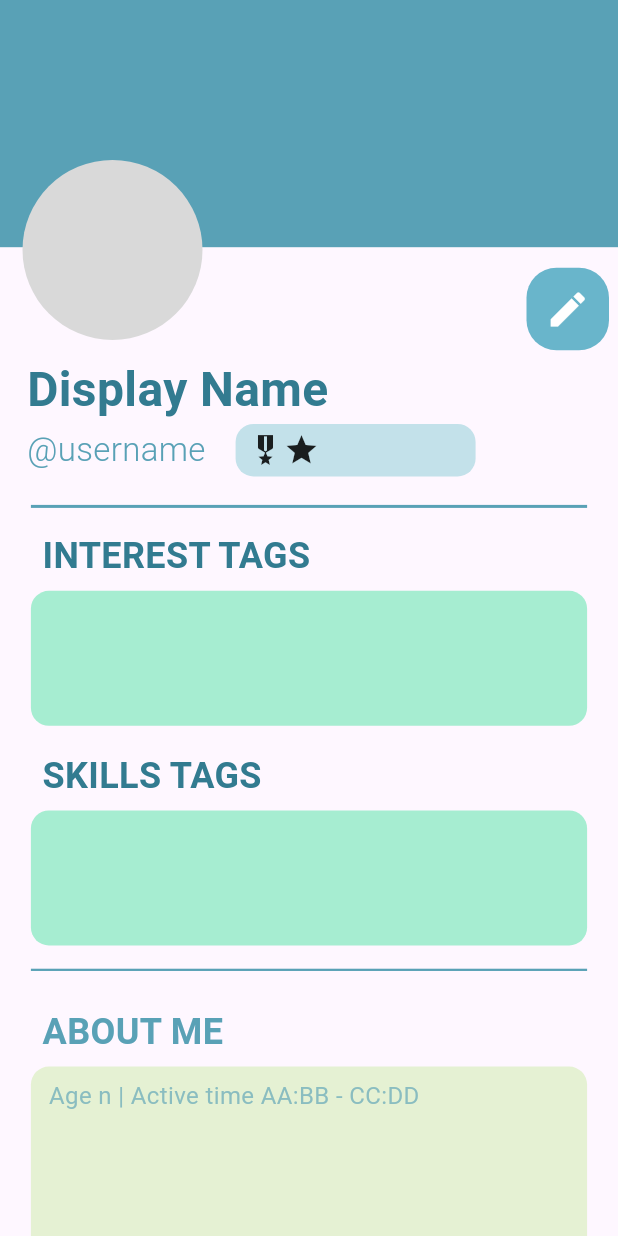
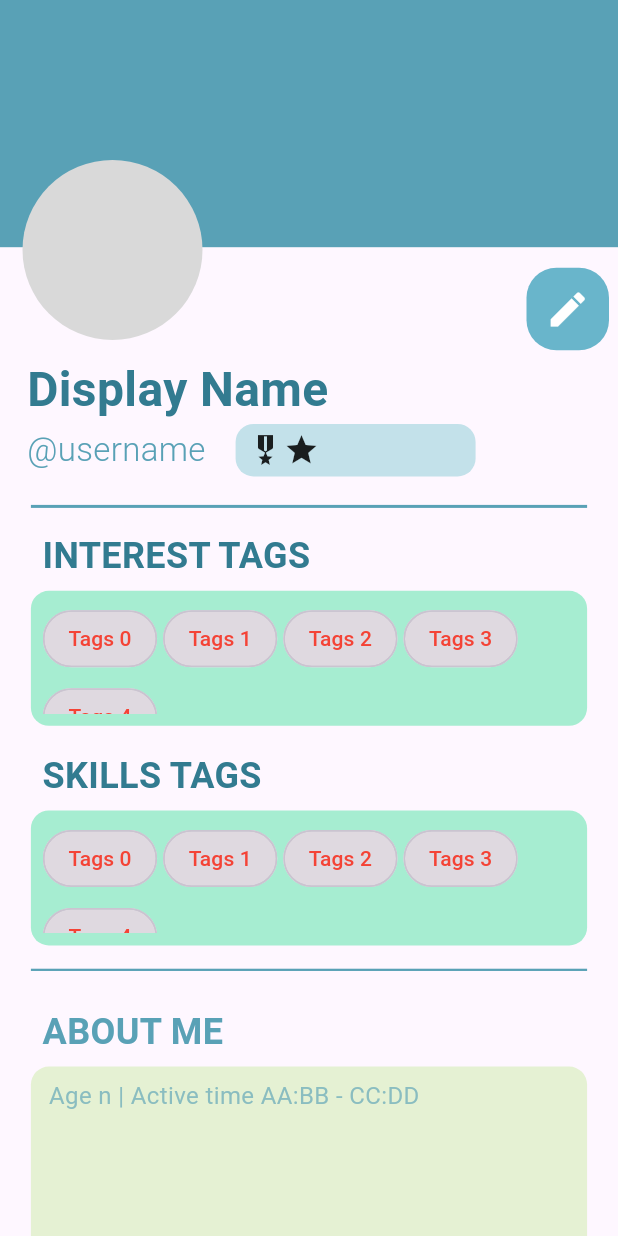
Before and after one commit to TaNuNian/workmai, a Flutter app: the ProfilePage screen opened directly, on a phone screen of 412 x 824 dp. Run offline on Flutter 3.47's test engine with Material 3 defaults, Android fonts, the phone set to English and light mode, and no system bars; our stand-ins replace cloud_firestore, firebase_auth, firebase_core, firebase_database, form_field_validator, google_fonts and 1 more; accounts and stored records are empty; Roboto replaces fonts that are missing (Sarabun).

Commit message:
chip.dart

```diff
--- /dev/null
+++ b/lib/src/decor/chip.dart
@@ -0,0 +1,42 @@
+import 'package:flutter/material.dart';
+import 'package:google_fonts/google_fonts.dart';
+
+class TagsChip extends StatelessWidget {
+  const TagsChip({super.key});
+
+  @override
+  Widget build(BuildContext context) {
+    return Padding(
+      padding: const EdgeInsets.all(8),
+      child: ListView.builder(
+        itemBuilder: (context, index) {
+          return Wrap(
+            alignment: WrapAlignment.start,
+            spacing: 4,
+            runSpacing: 4,
+            children: List<Widget>.generate(5 /*TODO: Apply chip to user's tags database*/, (index) {
+              return chips(index);
+            })
+          );
+        },
+        itemCount: 1,
+      ),
+    );
+  }
+
+  // TODO: Apply chip to user's tags database
+
+  Widget chips(index) {
+    return Chip(
+      label: Text(
+        'Tags $index',
+        style: GoogleFonts.sarabun(color: Colors.red),
+      ),
+      elevation: 0,
+      backgroundColor: Colors.black12,
+      shape: RoundedRectangleBorder(
+        borderRadius: BorderRadius.circular(20),
+      ),
+    );
+  }
+}
--- a/lib/src/main_pages/profile_pages/profile_page.dart
+++ b/lib/src/main_pages/profile_pages/profile_page.dart
@@ -3,7 +3,6 @@ import 'package:workmai/src/decor/divider.dart';
 import 'package:workmai/src/main_pages/profile_pages/profile_wg/aboutme.dart';
 import 'package:workmai/src/main_pages/profile_pages/profile_wg/inter_tag.dart';
 import 'package:workmai/src/main_pages/profile_pages/profile_wg/profile_appear.dart';
-import 'package:workmai/src/main_pages/profile_pages/profile_wg/myprofile_appear_edit.dart';
 import 'package:workmai/src/main_pages/profile_pages/profile_wg/skill_tag.dart';
 
 class ProfilePage extends StatelessWidget {
--- a/lib/src/main_pages/profile_pages/profile_wg/inter_tag.dart
+++ b/lib/src/main_pages/profile_pages/profile_wg/inter_tag.dart
@@ -1,5 +1,6 @@
 import 'package:flutter/material.dart';
 import 'package:google_fonts/google_fonts.dart';
+import 'package:workmai/src/decor/chip.dart';
 
 class InterTag extends StatelessWidget {
   const InterTag({super.key});
@@ -34,9 +35,10 @@ class InterTag extends StatelessWidget {
             height: 90,
             decoration: BoxDecoration(
               color: const Color(0xffA6EDD1),
-              borderRadius: BorderRadius.circular(12)
+              borderRadius: BorderRadius.circular(12),
             ),
-          )
+            child: TagsChip(),
+          ),
         ],
       ),
     );
--- a/lib/src/main_pages/profile_pages/profile_wg/skill_tag.dart
+++ b/lib/src/main_pages/profile_pages/profile_wg/skill_tag.dart
@@ -1,5 +1,6 @@
 import 'package:flutter/material.dart';
 import 'package:google_fonts/google_fonts.dart';
+import 'package:workmai/src/decor/chip.dart';
 import 'package:workmai/src/decor/padding.dart';
 
 class SkillTag extends StatelessWidget {
@@ -34,10 +35,11 @@ class SkillTag extends StatelessWidget {
             width: MediaQuery.sizeOf(context).width * 0.9,
             height: 90,
             decoration: BoxDecoration(
-                color: const Color(0xffA6EDD1),
-                borderRadius: BorderRadius.circular(12)
+              color: const Color(0xffA6EDD1),
+              borderRadius: BorderRadius.circular(12),
             ),
-          )
+            child: TagsChip(),
+          ),
         ],
       ),
     );
```
Also changed, not shown: lib/generated/assets.dart.
